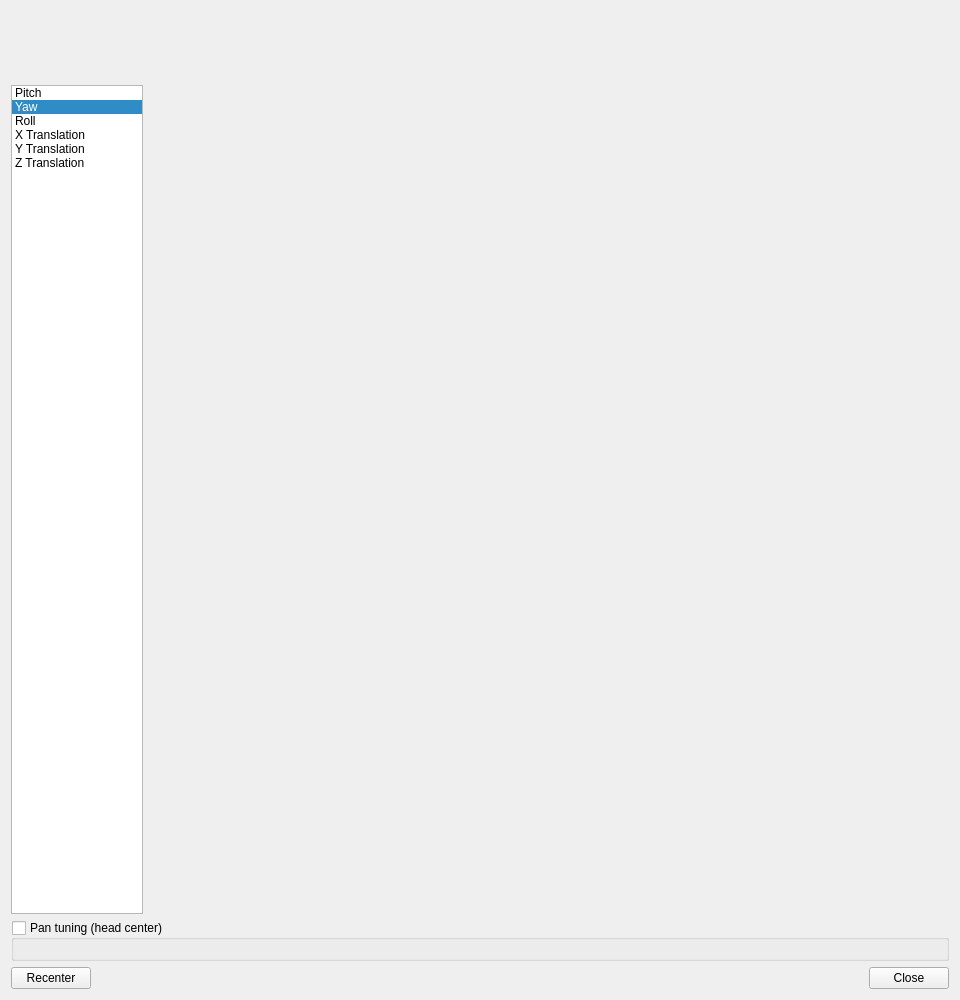
Above: src/qt_gui/scp_form.ui from fwfa123/linuxtrackx-ir before the change. Below: the same form after it.
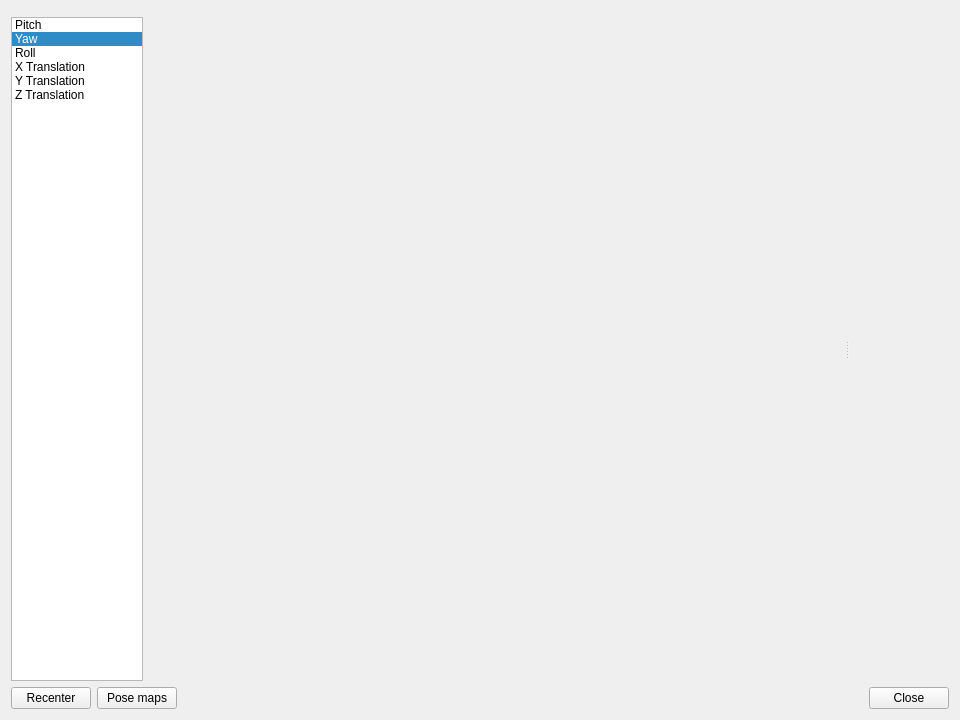
That is the form after the change. Icons and pictures are not drawn. Custom widgets are drawn as their Qt base class.

Commit message:
feat(gui): ship 3.0.0 Profile tab with embedded curves and pose-map sidebar
Embed the axis curve editor in Tracking setup, move pose maps beside the
graph, fix short-window scrolling, and drop Profile pan tuning in favor of
Model Setup—reducing vertical clutter while keeping Enable/Invert per axis.

Patch:
```diff
--- a/src/qt_gui/scp_form.ui
+++ b/src/qt_gui/scp_form.ui
@@ -7,13 +7,13 @@
     <x>0</x>
     <y>0</y>
     <width>960</width>
-    <height>1000</height>
+    <height>720</height>
    </rect>
   </property>
   <property name="minimumSize">
    <size>
-    <width>760</width>
-    <height>620</height>
+    <width>0</width>
+    <height>0</height>
    </size>
   </property>
   <property name="windowTitle">
@@ -25,41 +25,13 @@
   </property>
   <layout class="QVBoxLayout" name="verticalLayout_2">
    <item>
-    <widget class="QScrollArea" name="diagnosticsScroll">
+    <widget class="PoseMonitorStrip" name="poseMonitor" native="true">
      <property name="sizePolicy">
-      <sizepolicy hsizetype="Preferred" vsizetype="Preferred">
+      <sizepolicy hsizetype="Preferred" vsizetype="Maximum">
        <horstretch>0</horstretch>
        <verstretch>0</verstretch>
       </sizepolicy>
      </property>
-     <property name="frameShape">
-      <enum>QFrame::NoFrame</enum>
-     </property>
-     <property name="widgetResizable">
-      <bool>true</bool>
-     </property>
-     <widget class="QWidget" name="diagnosticsWidget">
-      <layout class="QVBoxLayout" name="diagnosticsLayout">
-       <property name="leftMargin">
-        <number>0</number>
-       </property>
-       <property name="topMargin">
-        <number>0</number>
-       </property>
-       <property name="rightMargin">
-        <number>0</number>
-       </property>
-       <property name="bottomMargin">
-        <number>0</number>
-       </property>
-       <item>
-        <widget class="PoseMonitorStrip" name="poseMonitor" native="true"/>
-       </item>
-       <item>
-        <widget class="PoseCrosshairPanel" name="poseCrosshairs" native="true"/>
-       </item>
-      </layout>
-     </widget>
     </widget>
    </item>
    <item>
@@ -84,6 +56,40 @@
        <number>0</number>
       </property>
       <item>
+       <widget class="QSplitter" name="curveSplitter">
+        <property name="sizePolicy">
+         <sizepolicy hsizetype="Expanding" vsizetype="Expanding">
+          <horstretch>1</horstretch>
+          <verstretch>1</verstretch>
+         </sizepolicy>
+        </property>
+        <property name="orientation">
+         <enum>Qt::Horizontal</enum>
+        </property>
+        <property name="childrenCollapsible">
+         <bool>false</bool>
+        </property>
+        <widget class="QWidget" name="curveEditorPane">
+         <property name="sizePolicy">
+          <sizepolicy hsizetype="Expanding" vsizetype="Expanding">
+           <horstretch>1</horstretch>
+           <verstretch>1</verstretch>
+          </sizepolicy>
+         </property>
+         <layout class="QHBoxLayout" name="curveEditorLayout">
+          <property name="leftMargin">
+           <number>0</number>
+          </property>
+          <property name="topMargin">
+           <number>0</number>
+          </property>
+          <property name="rightMargin">
+           <number>0</number>
+          </property>
+          <property name="bottomMargin">
+           <number>0</number>
+          </property>
+          <item>
        <widget class="QListWidget" name="AxisList">
         <property name="sizePolicy">
          <sizepolicy hsizetype="Fixed" vsizetype="Expanding">
@@ -243,25 +249,17 @@
       </item>
      </layout>
     </widget>
-   </item>
-   <item>
-    <widget class="QGroupBox" name="panTuningBox">
+        <widget class="PoseCrosshairPanel" name="poseCrosshairs" native="true">
      <property name="sizePolicy">
-      <sizepolicy hsizetype="Preferred" vsizetype="Preferred">
+          <sizepolicy hsizetype="Preferred" vsizetype="Expanding">
        <horstretch>0</horstretch>
-       <verstretch>0</verstretch>
-      </sizepolicy>
-     </property>
-     <property name="title">
-      <string>Pan tuning (head center)</string>
-     </property>
-     <property name="checkable">
-      <bool>true</bool>
-     </property>
-     <property name="checked">
-      <bool>false</bool>
-     </property>
-     <layout class="QVBoxLayout" name="panTuningLayout"/>
+           <verstretch>1</verstretch>
+          </sizepolicy>
+         </property>
+        </widget>
+       </widget>
+      </item>
+     </layout>
     </widget>
    </item>
    <item>
@@ -273,6 +271,16 @@
        </property>
       </widget>
      </item>
+     <item>
+      <widget class="QPushButton" name="showPoseMapsButton">
+       <property name="text">
+        <string>Pose maps</string>
+       </property>
+       <property name="visible">
+        <bool>false</bool>
+       </property>
+      </widget>
+     </item>
      <item>
       <spacer name="horizontalSpacer">
        <property name="orientation">
```
Lines whose indentation alone changed are shown as unchanged. The commit also changes 23 other files.
